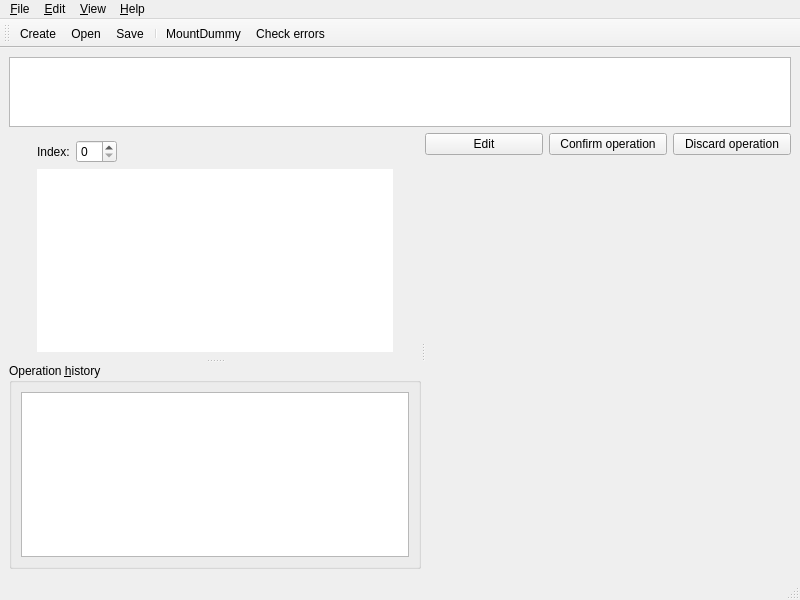
Old version of the form src/ui/MainWindow.ui in the repository vcastilla/Shardine.
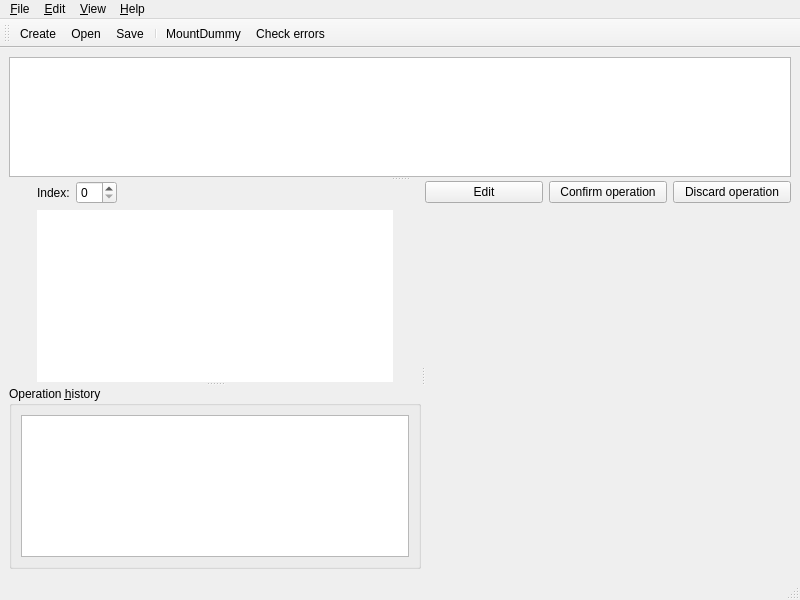
New version of the form. Icons and pictures are not drawn. Custom widgets are drawn as their Qt base class.

Commit message: Add splitter in segment display

The edit to the form file:
```diff
--- a/src/ui/MainWindow.ui
+++ b/src/ui/MainWindow.ui
@@ -25,6 +25,10 @@
    </property>
    <layout class="QGridLayout" name="gridLayout_4">
     <item row="0" column="0">
+     <widget class="QSplitter" name="splitter_3">
+      <property name="orientation">
+       <enum>Qt::Vertical</enum>
+      </property>
      <widget class="QListView" name="listView">
       <property name="enabled">
        <bool>true</bool>
@@ -62,8 +66,6 @@
        <bool>true</bool>
       </property>
      </widget>
-    </item>
-    <item row="1" column="0">
      <widget class="QSplitter" name="splitter_2">
       <property name="orientation">
        <enum>Qt::Horizontal</enum>
@@ -261,6 +263,7 @@
          </widget>
         </item>
        </layout>
+       </widget>
       </widget>
      </widget>
     </item>
```
Lines whose indentation alone changed are shown as unchanged. The commit also changes 1 other file.
